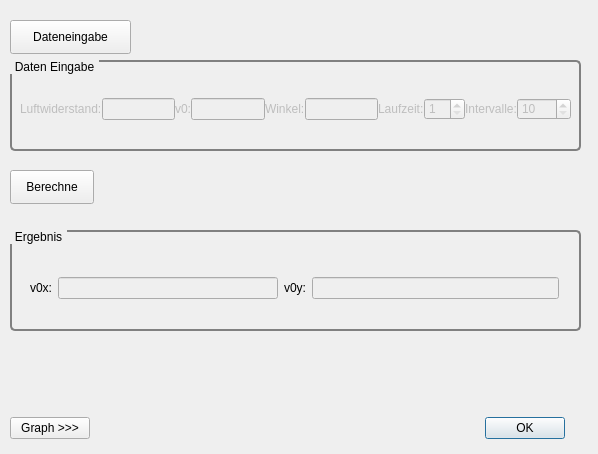
Before: the Qt Designer form dialogSchieferWurf.ui in kl-henry/Physik, drawn with Qt 5.
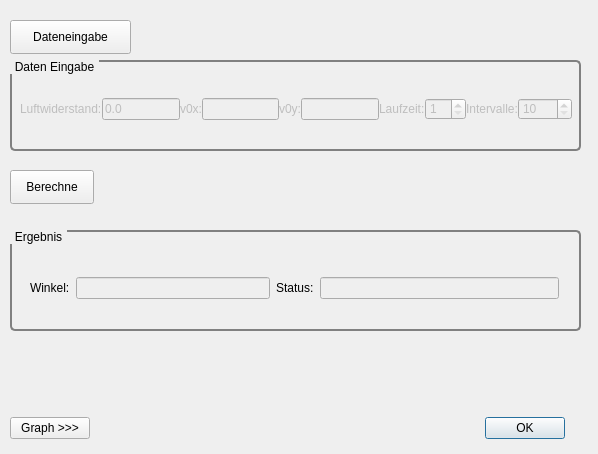
After: the same form once the commit is applied.

Commit message: schieder Wurf, geändert

What changed in the file:
```diff
--- a/dialogSchieferWurf.ui
+++ b/dialogSchieferWurf.ui
@@ -125,7 +125,7 @@
      <rect>
       <x>10</x>
       <y>30</y>
-      <width>551</width>
+      <width>552</width>
       <height>38</height>
      </rect>
     </property>
@@ -154,18 +154,21 @@
          <height>16777215</height>
         </size>
        </property>
+       <property name="text">
+        <string>0.0</string>
+       </property>
        <property name="maxLength">
         <number>100</number>
        </property>
       </widget>
      </item>
      <item>
-      <widget class="QLabel" name="lbV0">
+      <widget class="QLabel" name="lbV0x">
        <property name="toolTip">
         <string>&lt;html&gt;&lt;head/&gt;&lt;body&gt;&lt;p&gt;Anfangsgeschwingikeit [m/s]&lt;/p&gt;&lt;/body&gt;&lt;/html&gt;</string>
        </property>
        <property name="text">
-        <string>v0:</string>
+        <string>v0x:</string>
        </property>
       </widget>
      </item>
@@ -180,9 +183,9 @@
       </widget>
      </item>
      <item>
-      <widget class="QLabel" name="lbWinkel">
+      <widget class="QLabel" name="lbV0y">
        <property name="text">
-        <string>Winkel:</string>
+        <string>v0y:</string>
        </property>
       </widget>
      </item>
@@ -325,9 +328,9 @@
      <item>
       <layout class="QHBoxLayout" name="horizontalLayout_11">
        <item>
-        <widget class="QLabel" name="lbV0x">
+        <widget class="QLabel" name="lbWinkel_2">
          <property name="text">
-          <string>v0x:</string>
+          <string>Winkel:</string>
          </property>
         </widget>
        </item>
@@ -341,9 +344,9 @@
       </layout>
      </item>
      <item>
-      <widget class="QLabel" name="lbV0y">
+      <widget class="QLabel" name="lbStatus">
        <property name="text">
-        <string>v0y:</string>
+        <string>Status:</string>
        </property>
       </widget>
      </item>
```
Left out of the diff: 16 changed lines with no effect on the pictures. The commit also changes 2 other files.
